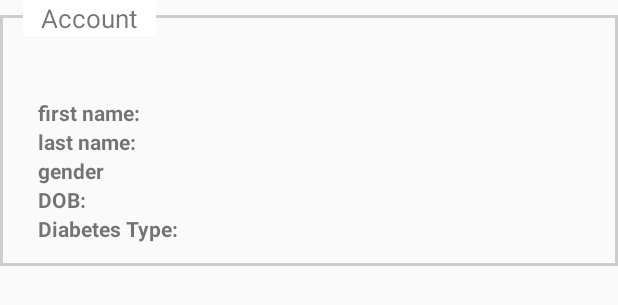
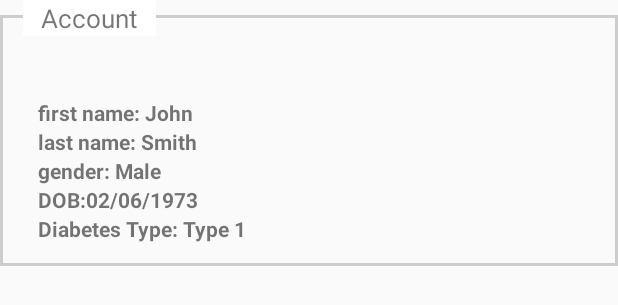
Before and after one commit to cfitz25/CP3407_Emulator-Pump, an Android app: the layout activity_user_profile.xml on its own in the app's theme, with its tools: preview values and no code run, on a phone screen of 412 x 824 dp. Shown: the top 305 px of the screen. Run offline under Robolectric (Android 15) with nearby library versions, the phone set to English and light mode, and no system bars.

Commit message:
second commit

```diff
--- a/app/src/main/java/au/edu/jcu/cp3406/pumpappv1/MainActivity.java
+++ b/app/src/main/java/au/edu/jcu/cp3406/pumpappv1/MainActivity.java
@@ -18,8 +18,11 @@ public class MainActivity extends AppCompatActivity {
 
     public void menuClicked(View view) {
         Intent intent = new Intent(this, MenuActivity.class);
-        startActivityForResult(intent, MenuActivity.MENU_REQUEST);
+        final int result = 1;
+        startActivityForResult(intent, result);
     }
 
 
+    public void userProfileClicked(View view) {
+    }
 }
--- /dev/null
+++ b/app/src/main/java/au/edu/jcu/cp3406/pumpappv1/pastBloodsugarActivity.java
@@ -0,0 +1,4 @@
+package au.edu.jcu.cp3406.pumpappv1;
+
+public class pastBloodsugarActivity {
+}
--- a/app/src/main/res/layout/activity_menu.xml
+++ b/app/src/main/res/layout/activity_menu.xml
@@ -34,7 +34,9 @@
                 android:text="User Profile"
                 android:textSize="12sp"
                 android:paddingLeft="10dp"
-                tools:ignore="RtlHardcoded" />
+                tools:ignore="RtlHardcoded"
+                android:onClick="userProfileClicked"
+                />
 
 
             <Button
--- a/app/src/main/res/layout/activity_user_profile.xml
+++ b/app/src/main/res/layout/activity_user_profile.xml
@@ -35,33 +35,31 @@
                 android:layout_height="wrap_content"
                 android:textStyle="bold"
                 android:paddingTop="10dp"
-                android:text="first name:"/>
+                android:text="first name: John"/>
 
             <TextView
                 android:layout_width="wrap_content"
                 android:layout_height="wrap_content"
                 android:textStyle="bold"
-                android:text="last name:"/>
+                android:text="last name: Smith"/>
 
             <TextView
                 android:layout_width="wrap_content"
                 android:layout_height="wrap_content"
                 android:textStyle="bold"
-                android:text="gender"/>
+                android:text="gender: Male"/>
 
             <TextView
                 android:layout_width="wrap_content"
                 android:layout_height="wrap_content"
                 android:textStyle="bold"
-                android:text="DOB:"/>
+                android:text="DOB:02/06/1973"/>
 
             <TextView
                 android:layout_width="wrap_content"
                 android:layout_height="wrap_content"
                 android:textStyle="bold"
-                android:text="Diabetes Type:"/>
-
-
+                android:text="Diabetes Type: Type 1"/>
 
         </LinearLayout>
 
```
Also changed, not shown: app/src/main/AndroidManifest.xml (+8 -0 lines), app/src/main/java/au/edu/jcu/cp3406/pumpappv1/MenuActivity.java (+8 -0 lines), app/src/main/java/au/edu/jcu/cp3406/pumpappv1/ProfileActivity.java (added, +16 -0 lines).
